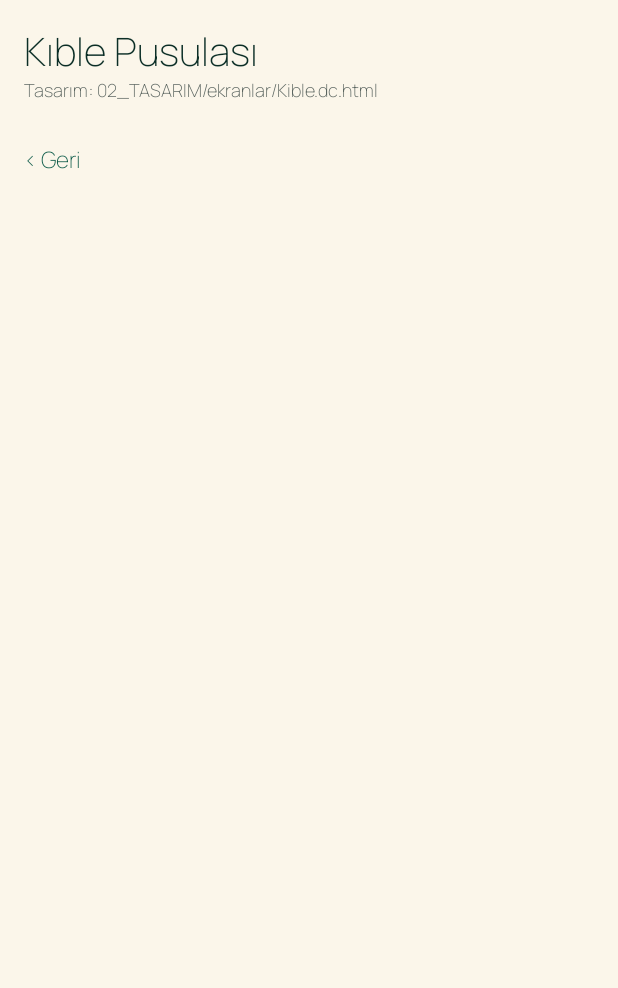
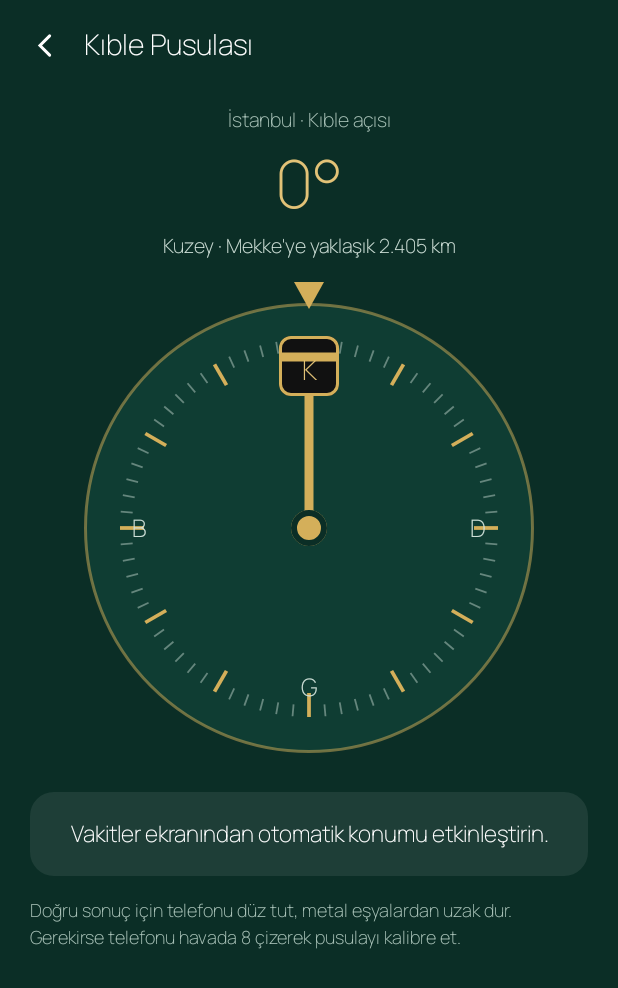
Before and after one commit to mmaapps/Kuran, an Android app built with Jetpack Compose: the kible screen opened through its navigation route, on a phone screen of 412 x 824 dp. Shown: the top 988 px of the screen. Run offline under Robolectric (Android 15) with nearby library versions, the phone set to English and light mode, and no system bars; libraries missing offline, so code that uses them is left out: com.batoulapps.adhan; network calls fail; 1 statement that could not run was skipped.

Commit message:
Kıble pusulası: gerçek sensör, konum, manyetik sapma ve 4 derece doğrulama

```diff
--- /dev/null
+++ b/app/src/main/java/com/atasoyyazilim/kurankerim/ui/ekranlar/KibleEkrani.kt
@@ -0,0 +1,148 @@
+package com.atasoyyazilim.kurankerim.ui.ekranlar
+
+import android.hardware.GeomagneticField
+import android.os.Build
+import android.os.VibrationEffect
+import android.os.Vibrator
+import android.os.VibratorManager
+import androidx.compose.animation.core.animateFloatAsState
+import androidx.compose.animation.core.tween
+import androidx.compose.foundation.Canvas
+import androidx.compose.foundation.background
+import androidx.compose.foundation.clickable
+import androidx.compose.foundation.layout.*
+import androidx.compose.foundation.rememberScrollState
+import androidx.compose.foundation.verticalScroll
+import androidx.compose.foundation.shape.RoundedCornerShape
+import androidx.compose.material3.Text
+import androidx.compose.runtime.*
+import androidx.compose.ui.Alignment
+import androidx.compose.ui.Modifier
+import androidx.compose.ui.geometry.Offset
+import androidx.compose.ui.geometry.Size
+import androidx.compose.ui.geometry.CornerRadius
+import androidx.compose.ui.graphics.Path
+import androidx.compose.ui.graphics.drawscope.Stroke
+import androidx.compose.ui.graphics.drawscope.rotate
+import androidx.compose.ui.graphics.graphicsLayer
+import androidx.compose.ui.platform.LocalContext
+import androidx.compose.ui.res.stringResource
+import androidx.compose.ui.semantics.Role
+import androidx.compose.ui.semantics.contentDescription
+import androidx.compose.ui.semantics.semantics
+import androidx.compose.ui.semantics.liveRegion
+import androidx.compose.ui.semantics.LiveRegionMode
+import androidx.compose.ui.text.font.FontWeight
+import androidx.compose.ui.text.style.TextAlign
+import androidx.compose.ui.unit.dp
+import androidx.compose.ui.unit.sp
+import androidx.lifecycle.Lifecycle
+import androidx.lifecycle.compose.LocalLifecycleOwner
+import androidx.lifecycle.repeatOnLifecycle
+import com.atasoyyazilim.kurankerim.R
+import com.atasoyyazilim.kurankerim.ui.theme.*
+import com.atasoyyazilim.kurankerim.vakit.*
+import java.text.NumberFormat
+import java.util.Locale
+import kotlin.math.roundToInt
+import kotlin.math.abs
+
+@Composable
+fun KibleEkrani(geri:()->Unit){
+    val c=LocalContext.current
+    val lifecycle=LocalLifecycleOwner.current.lifecycle
+    val rev by VakitAyarlari.degisim.collectAsState()
+    val konum=remember(rev){VakitAyarlari.konum(c)}
+    val konumVar=remember(rev){VakitAyarlari.konumBelirlendi(c)}
+    val q=remember(konum){VakitHesaplayici.kibleAcisi(konum.enlem,konum.boylam)}
+    val km=remember(konum){KibleYon.mesafeKm(konum.enlem,konum.boylam)}
+    val sapma=remember(konum){GeomagneticField(konum.enlem.toFloat(),konum.boylam.toFloat(),0f,System.currentTimeMillis()).declination.toDouble()}
+    var sensor by remember{mutableStateOf(PusulaOlcumu(null,false,false,true))}
+    LaunchedEffect(lifecycle){
+        lifecycle.repeatOnLifecycle(Lifecycle.State.RESUMED){
+            try { KibleSensoru.izle(c).collect{sensor=it} }
+            finally {sensor=PusulaOlcumu(null,false,false,true)}
+        }
+    }
+    val yon=sensor.manyetikYon?.let{KibleYon.normalize(it+sapma)}
+    val fark=yon?.let{KibleYon.fark(it,q)}
+    val hazir=konumVar&&sensor.sensorVar&&sensor.guvenilir&&sensor.duz&&fark!=null
+    val dogru=hazir&&abs(fark!!)<=4
+    var onceDogru by remember{mutableStateOf(false)}
+    LaunchedEffect(dogru){
+        if(dogru&&!onceDogru){
+            @Suppress("DEPRECATION")
+            val v=if(Build.VERSION.SDK_INT>=31)c.getSystemService(VibratorManager::class.java).defaultVibrator else c.getSystemService(Vibrator::class.java)
+            if(v.hasVibrator())runCatching{v.vibrate(VibrationEffect.createOneShot(100,VibrationEffect.DEFAULT_AMPLITUDE))}
+        }
+        onceDogru=dogru
+    }
+    var hedef by remember{mutableDoubleStateOf(0.0)}
+    var once by remember{mutableStateOf<Double?>(null)}
+    LaunchedEffect(yon){yon?.let{y->hedef=once?.let{hedef-KibleYon.fark(it,y)}?:-y;once=y}}
+    val donus by animateFloatAsState(hedef.toFloat(),tween(250),label="kible")
+    val yonler=listOf(R.string.kible_k,R.string.kible_kd,R.string.kible_d,R.string.kible_gd,R.string.kible_g,R.string.kible_gb,R.string.kible_b,R.string.kible_kb)
+    val durum=when{
+        !konumVar->stringResource(R.string.kible_konum_yok)
+        !sensor.sensorVar->stringResource(R.string.kible_sensor_yok)
+        !sensor.duz&&yon!=null->stringResource(R.string.kible_duz)
+        !sensor.guvenilir||fark==null->stringResource(R.string.kible_kalibre)
+        dogru->stringResource(R.string.kible_dogru)
+        fark>=0->stringResource(R.string.kible_saga,abs(fark).roundToInt())
+        else->stringResource(R.string.kible_sola,abs(fark).roundToInt())
+    }
+    Column(Modifier.fillMaxSize().background(Renk.YesilKoyu).windowInsetsPadding(WindowInsets.safeDrawing).verticalScroll(rememberScrollState())){
+        Row(Modifier.fillMaxWidth().height(60.dp).padding(horizontal=8.dp),verticalAlignment=Alignment.CenterVertically,horizontalArrangement=Arrangement.spacedBy(4.dp)){
+            Box(Modifier.size(44.dp).clickable(role=Role.Button,onClick=geri).semantics{contentDescription=c.getString(R.string.mushaf_geri)},contentAlignment=Alignment.Center){
+                Canvas(Modifier.size(22.dp)){val p=Path().apply{moveTo(size.width*.625f,size.height*.208f);lineTo(size.width*.333f,size.height*.5f);lineTo(size.width*.625f,size.height*.792f)};drawPath(p,Renk.Beyaz,style=Stroke(2.dp.toPx(),cap=androidx.compose.ui.graphics.StrokeCap.Round))}
+            }
+            Text(stringResource(R.string.kible_baslik),fontFamily=Manrope,fontSize=19.sp,fontWeight=FontWeight.ExtraBold,color=Renk.Beyaz)
+        }
+        Spacer(Modifier.height(8.dp))
+        Column(Modifier.fillMaxWidth(),horizontalAlignment=Alignment.CenterHorizontally){
+            Text(stringResource(R.string.kible_konum_acisi,konum.ad),fontFamily=Manrope,fontSize=13.sp,fontWeight=FontWeight.SemiBold,color=Renk.KoyuMetinSoluk)
+            Text(stringResource(R.string.kible_derece,q.roundToInt()),fontFamily=Manrope,fontSize=44.sp,fontWeight=FontWeight.ExtraBold,color=Renk.AltinAcik)
+            Text(stringResource(R.string.kible_mesafe,stringResource(yonler[KibleYon.yonIndeksi(q)]),NumberFormat.getIntegerInstance(Locale("tr","TR")).format(km.roundToInt())),fontFamily=Manrope,fontSize=13.sp,color=Renk.KoyuMetin,textAlign=TextAlign.Center)
+        }
+        Spacer(Modifier.height(26.dp))
+        BoxWithConstraints(Modifier.fillMaxWidth().padding(horizontal=20.dp),contentAlignment=Alignment.Center){
+            val d=minOf(300.dp,maxWidth)
+            Box(Modifier.size(d)){
+                Box(Modifier.fillMaxSize().graphicsLayer{rotationZ=donus}){
+                    Canvas(Modifier.fillMaxSize().semantics{contentDescription=c.getString(R.string.kible_kabe_yonu)}){
+                        val f=size.width/300f
+                        val center=Offset(size.width/2,size.height/2)
+                        drawCircle(Renk.YesilMadalyon,149*f,center)
+                        drawCircle(Renk.Altin.copy(alpha=.5f),149*f,center,style=Stroke(2*f))
+                        for(i in 0 until 72)rotate(i*5f,center){
+                            val major=i%6==0
+                            drawLine(if(major)Renk.Altin else Renk.KoyuMetin.copy(alpha=.45f),Offset(center.x,(if(major)40 else 32)*f),Offset(center.x,24*f), (if(major)2.5f else 1.2f)*f)
+                        }
+                        rotate(q.toFloat(),center){
+                            drawRoundRect(Renk.Altin,Offset(center.x-3*f,center.y-96*f),Size(6*f,96*f),CornerRadius(3*f))
+                            val pos=Offset(center.x-20*f,center.y-128*f)
+                            drawRoundRect(Renk.KabeSiyah,pos,Size(40*f,40*f),CornerRadius(8*f))
+                            drawRoundRect(Renk.Altin,pos+Offset(f,f),Size(38*f,38*f),CornerRadius(7*f),style=Stroke(2*f))
+                            drawRect(Renk.Altin,pos+Offset(2*f,11*f),Size(36*f,6*f))
+                        }
+                        drawCircle(Renk.Altin,12*f,center);drawCircle(Renk.YesilKoyu,10*f,center,style=Stroke(4*f))
+                    }
+                    val inset=d*(32f/300f)
+                    Text(stringResource(R.string.kible_k_harf),Modifier.align(Alignment.TopCenter).padding(top=inset),fontFamily=Manrope,fontSize=18.sp,fontWeight=FontWeight.ExtraBold,color=Renk.AltinAcik)
+                    Text(stringResource(R.string.kible_g_harf),Modifier.align(Alignment.BottomCenter).padding(bottom=inset),fontFamily=Manrope,fontSize=16.sp,fontWeight=FontWeight.ExtraBold,color=Renk.KoyuMetin)
+                    Text(stringResource(R.string.kible_d_harf),Modifier.align(Alignment.CenterEnd).padding(end=inset),fontFamily=Manrope,fontSize=16.sp,fontWeight=FontWeight.ExtraBold,color=Renk.KoyuMetin)
+                    Text(stringResource(R.string.kible_b_harf),Modifier.align(Alignment.CenterStart).padding(start=inset),fontFamily=Manrope,fontSize=16.sp,fontWeight=FontWeight.ExtraBold,color=Renk.KoyuMetin)
+                }
+                Canvas(Modifier.align(Alignment.TopCenter).offset(y=(-16).dp).size(24.dp,20.dp)){
+                    val p=Path().apply{moveTo(size.width/2,size.height);lineTo(size.width/12,size.height/10);lineTo(size.width*11/12,size.height/10);close()}
+                    drawPath(p,if(dogru)Renk.Basari else Renk.Altin)
+                }
+            }
+        }
+        Spacer(Modifier.height(26.dp))
+        Box(Modifier.fillMaxWidth().padding(horizontal=20.dp).heightIn(min=56.dp).background(if(dogru)Renk.Basari else Renk.Beyaz.copy(alpha=.08f),RoundedCornerShape(16.dp)).semantics{liveRegion=LiveRegionMode.Polite}.padding(horizontal=10.dp),contentAlignment=Alignment.Center){
+            Text(durum,fontFamily=Manrope,fontSize=15.sp,fontWeight=FontWeight.ExtraBold,color=if(dogru)Renk.YesilKoyu else Renk.Beyaz,textAlign=TextAlign.Center)
+        }
+        Text(stringResource(R.string.kible_tavsiye),Modifier.padding(start=20.dp,end=20.dp,top=14.dp,bottom=20.dp),fontFamily=Manrope,fontSize=12.sp,lineHeight=18.sp,color=Renk.KoyuMetinSoluk)
+    }
+}
--- a/app/src/main/java/com/atasoyyazilim/kurankerim/ui/nav/GezinmeGrafigi.kt
+++ b/app/src/main/java/com/atasoyyazilim/kurankerim/ui/nav/GezinmeGrafigi.kt
@@ -4,6 +4,7 @@ import androidx.compose.runtime.*
 import com.atasoyyazilim.kurankerim.ses.EzanServisi
 import com.atasoyyazilim.kurankerim.ui.ekranlar.EzanAniEkrani
 import com.atasoyyazilim.kurankerim.ui.ekranlar.NamazEkrani
+import com.atasoyyazilim.kurankerim.ui.ekranlar.KibleEkrani
 import androidx.navigation.NavHostController
 import androidx.navigation.compose.NavHost
 import androidx.navigation.compose.composable
@@ -40,6 +41,8 @@ fun GezinmeGrafigi(navController: NavHostController = rememberNavController(), g
                     )
                 } else if(ekran==Ekran.NAMAZ) {
                     NamazEkrani(geri={navController.popBackStack()},kaza={navController.navigate(Ekran.KAZA.rota){launchSingleTop=true}})
+                } else if(ekran==Ekran.KIBLE) {
+                    KibleEkrani(geri={navController.popBackStack()})
                 } else TasarimBekleyenEkran(
                     ekran = ekran,
                     guncellemeKontrol = guncellemeKontrol,
--- a/app/src/main/java/com/atasoyyazilim/kurankerim/ui/theme/Renkler.kt
+++ b/app/src/main/java/com/atasoyyazilim/kurankerim/ui/theme/Renkler.kt
@@ -38,6 +38,7 @@ object Renk {
     val KelimeKapatZemin = Color(0xFFF4EFE3)
     val VakitGecmis = Color(0xFFC9C2B0) // EzanVakti.dc.html
     val VakitZilKapali = Color(0xFFB5AE9C) // EzanVakti.dc.html
+    val KabeSiyah = Color(0xFF111111) // Kible.dc.html
     val Beyaz = Color(0xFFFFFFFF)
 }
 
--- /dev/null
+++ b/app/src/main/java/com/atasoyyazilim/kurankerim/vakit/KibleYon.kt
@@ -0,0 +1,16 @@
+package com.atasoyyazilim.kurankerim.vakit
+
+import kotlin.math.*
+
+object KibleYon {
+    fun normalize(a:Double):Double = ((a%360)+360)%360
+    fun fark(yon:Double,kible:Double):Double = normalize(kible-yon+180)-180
+    fun dogru(yon:Double,kible:Double):Boolean = abs(fark(yon,kible))<=4.0
+    fun mesafeKm(enlem:Double,boylam:Double):Double {
+        val a=Math.toRadians(enlem)
+        val b=Math.toRadians(21.4225)
+        val x=sin((b-a)/2).pow(2)+cos(a)*cos(b)*sin(Math.toRadians(39.8262-boylam)/2).pow(2)
+        return 6371.0088*2*asin(sqrt(x.coerceIn(0.0,1.0)))
+    }
+    fun yonIndeksi(ac:Double):Int = ((normalize(ac)+22.5)/45).toInt()%8
+}
--- a/app/src/main/res/values/strings.xml
+++ b/app/src/main/res/values/strings.xml
@@ -141,4 +141,23 @@
     <string name="namaz_sonraki">Sonraki ›</string>
     <string name="namaz_bastan">Baştan başla</string>
     <string name="namaz_turkce_ses_yok">Telefon ayarlarından Türkçe ses verisini açın.</string>
+    <string name="kible_baslik">Kıble Pusulası</string>
+    <string name="kible_konum_acisi">%1$s · Kıble açısı</string>
+    <string name="kible_derece">%1$d°</string>
+    <string name="kible_mesafe">%1$s · Mekke\'ye yaklaşık %2$s km</string>
+    <string name="kible_k">Kuzey</string><string name="kible_kd">Kuzeydoğu</string>
+    <string name="kible_d">Doğu</string><string name="kible_gd">Güneydoğu</string>
+    <string name="kible_g">Güney</string><string name="kible_gb">Güneybatı</string>
+    <string name="kible_b">Batı</string><string name="kible_kb">Kuzeybatı</string>
+    <string name="kible_k_harf">K</string><string name="kible_g_harf">G</string>
+    <string name="kible_d_harf">D</string><string name="kible_b_harf">B</string>
+    <string name="kible_kabe_yonu">Kâbe yönü</string>
+    <string name="kible_dogru">Kıbleye döndünüz</string>
+    <string name="kible_saga">Sağa dön · %1$d°</string>
+    <string name="kible_sola">Sola dön · %1$d°</string>
+    <string name="kible_tavsiye">Doğru sonuç için telefonu düz tut, metal eşyalardan uzak dur. Gerekirse telefonu havada 8 çizerek pusulayı kalibre et.</string>
+    <string name="kible_konum_yok">Vakitler ekranından otomatik konumu etkinleştirin.</string>
+    <string name="kible_sensor_yok">Bu cihazda pusula sensörü kullanılamıyor.</string>
+    <string name="kible_duz">Telefonu düz tut.</string>
+    <string name="kible_kalibre">Pusulayı kalibre et.</string>
 </resources>
```
Also changed, not shown: app/src/main/java/com/atasoyyazilim/kurankerim/vakit/KibleSensoru.kt (added, +66 -0 lines), 2 other files.
